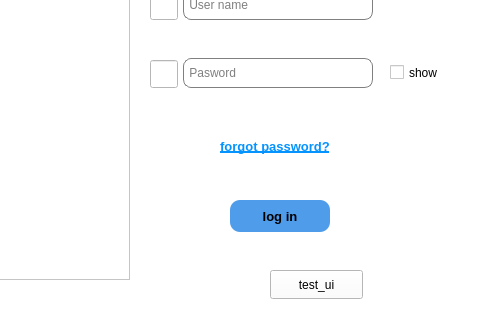
Old version of the form jamin-gram/main_login.ui in the repository raminLgh/jamin-gram; both pictures show x 270 to 750 and y 160 to 480 of the 750 by 480 pixel window.
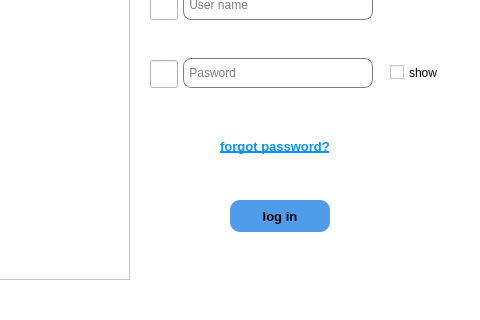
New version of the form. Icons and pictures are not drawn.

Commit message: some change on ui (remove some additional item)

What changed in the file:
```diff
--- a/jamin-gram/main_login.ui
+++ b/jamin-gram/main_login.ui
@@ -235,19 +235,6 @@
      <bool>true</bool>
     </property>
    </widget>
-   <widget class="QPushButton" name="pushButton">
-    <property name="geometry">
-     <rect>
-      <x>540</x>
-      <y>430</y>
-      <width>93</width>
-      <height>29</height>
-     </rect>
-    </property>
-    <property name="text">
-     <string>test_ui</string>
-    </property>
-   </widget>
   </widget>
  </widget>
  <resources>
```
The commit also changes 7 other files.
